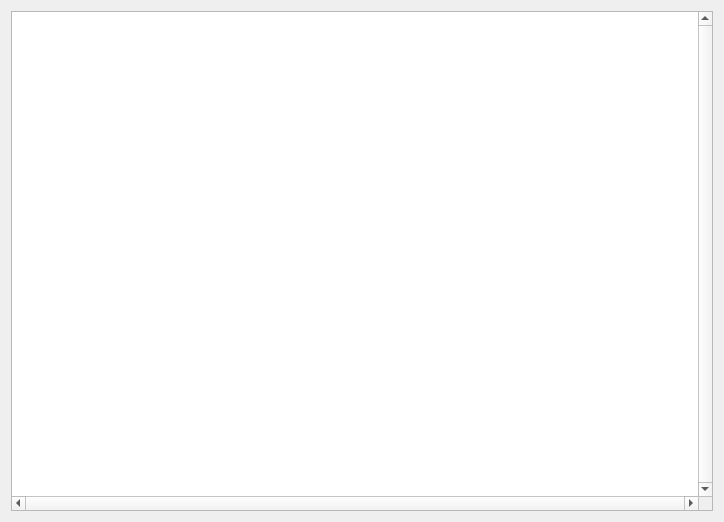
The window that code/studio/src/plugins/gui_editor/expression_editor.ui (ryzom/ryzomcore) describes before a commit, drawn with Qt 5.
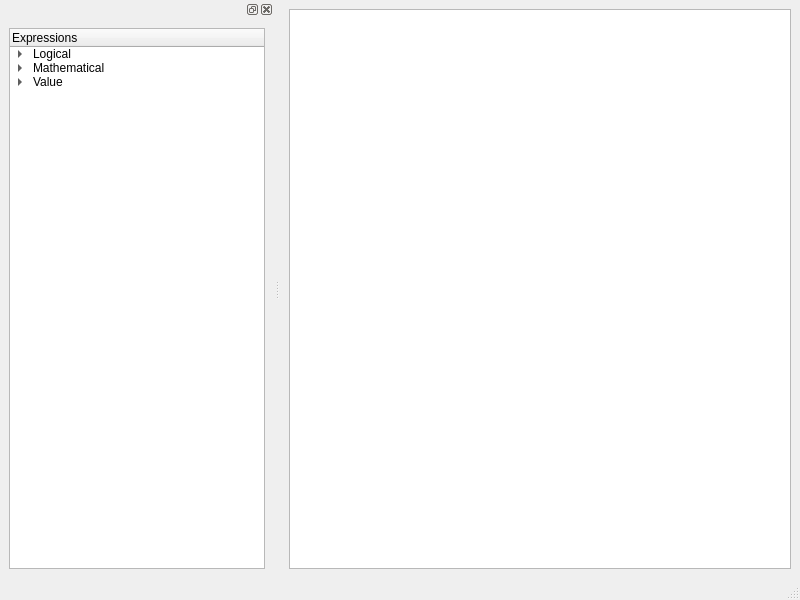
The same window after the commit.

Commit message:
Expression Editor is now a QMainWindow subclass. Also added an expression tree, with some sample nodes.
branch : dfighter-tools

The edit to the form file:
```diff
--- a/code/studio/src/plugins/gui_editor/expression_editor.ui
+++ b/code/studio/src/plugins/gui_editor/expression_editor.ui
@@ -1,33 +1,104 @@
 <?xml version="1.0" encoding="UTF-8"?>
 <ui version="4.0">
  <class>ExpressionEditor</class>
- <widget class="QWidget" name="ExpressionEditor">
-  <property name="windowModality">
-   <enum>Qt::ApplicationModal</enum>
-  </property>
+ <widget class="QMainWindow" name="ExpressionEditor">
   <property name="geometry">
    <rect>
     <x>0</x>
     <y>0</y>
-    <width>724</width>
-    <height>522</height>
+    <width>800</width>
+    <height>600</height>
    </rect>
   </property>
   <property name="windowTitle">
    <string>Expression Editor</string>
   </property>
-  <layout class="QGridLayout" name="gridLayout">
-   <item row="0" column="0">
-    <widget class="QGraphicsView" name="view">
-     <property name="verticalScrollBarPolicy">
-      <enum>Qt::ScrollBarAlwaysOn</enum>
-     </property>
-     <property name="horizontalScrollBarPolicy">
-      <enum>Qt::ScrollBarAlwaysOn</enum>
-     </property>
-    </widget>
-   </item>
-  </layout>
+  <widget class="QWidget" name="centralwidget">
+   <layout class="QGridLayout" name="gridLayout_2">
+    <item row="0" column="0">
+     <widget class="QGraphicsView" name="view"/>
+    </item>
+   </layout>
+  </widget>
+  <widget class="QMenuBar" name="menubar">
+   <property name="geometry">
+    <rect>
+     <x>0</x>
+     <y>0</y>
+     <width>800</width>
+     <height>21</height>
+    </rect>
+   </property>
+  </widget>
+  <widget class="QStatusBar" name="statusbar"/>
+  <widget class="QDockWidget" name="dockWidget">
+   <attribute name="dockWidgetArea">
+    <number>1</number>
+   </attribute>
+   <widget class="QWidget" name="dockWidgetContents">
+    <layout class="QGridLayout" name="gridLayout">
+     <item row="0" column="0">
+      <widget class="QTreeWidget" name="tree">
+       <column>
+        <property name="text">
+         <string>Expressions</string>
+        </property>
+       </column>
+       <item>
+        <property name="text">
+         <string>Logical</string>
+        </property>
+        <item>
+         <property name="text">
+          <string>and</string>
+         </property>
+        </item>
+        <item>
+         <property name="text">
+          <string>or</string>
+         </property>
+        </item>
+       </item>
+       <item>
+        <property name="text">
+         <string>Mathematical</string>
+        </property>
+        <item>
+         <property name="text">
+          <string>add</string>
+         </property>
+        </item>
+        <item>
+         <property name="text">
+          <string>sub</string>
+         </property>
+        </item>
+       </item>
+       <item>
+        <property name="text">
+         <string>Value</string>
+        </property>
+        <item>
+         <property name="text">
+          <string>integer</string>
+         </property>
+        </item>
+        <item>
+         <property name="text">
+          <string>string</string>
+         </property>
+        </item>
+        <item>
+         <property name="text">
+          <string>boolean</string>
+         </property>
+        </item>
+       </item>
+      </widget>
+     </item>
+    </layout>
+   </widget>
+  </widget>
  </widget>
  <resources/>
  <connections/>
```
The commit also changes 2 other files.
